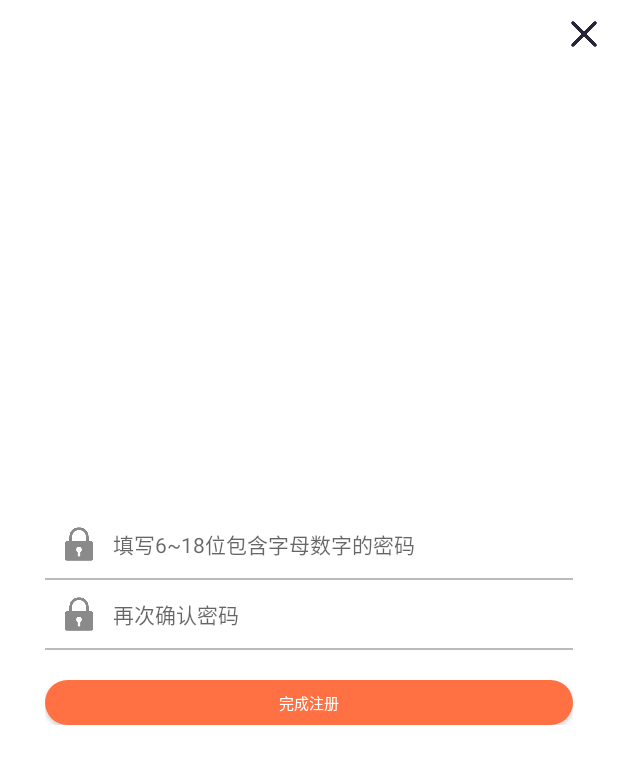
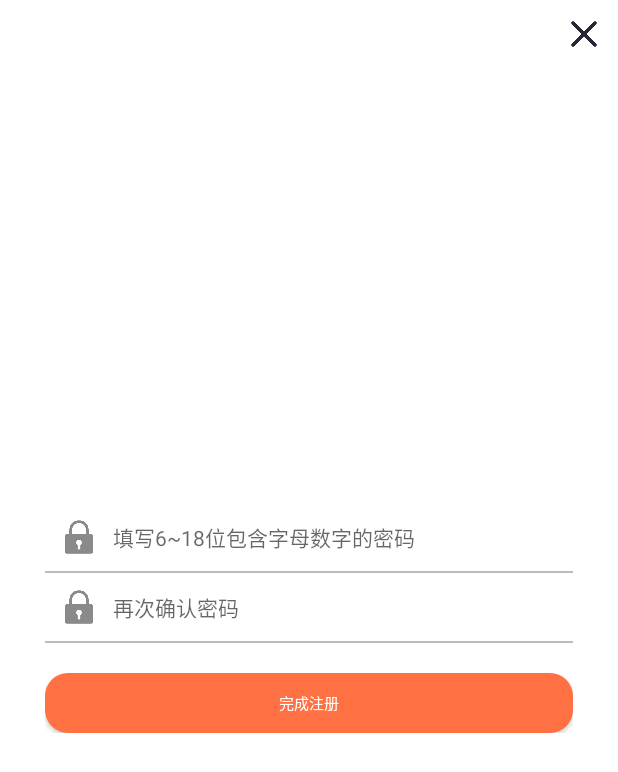
Before and after one commit to xiaoshi316/lilala, an Android app: the SetingPwdActivity screen opened directly, with no data from a screen before it, on a phone screen of 412 x 824 dp. Shown: the top 772 px of the screen. Run offline under Robolectric (Android 15) with nearby library versions, the phone set to English and light mode, and no system bars.

Commit message:
1、还原启动图标，需要重新切图

```diff
--- a/LiliLalaProject/app/src/main/AndroidManifest.xml
+++ b/LiliLalaProject/app/src/main/AndroidManifest.xml
@@ -16,7 +16,7 @@
     <application
         android:name=".LaLaAppaction"
         android:allowBackup="true"
-        android:icon="@mipmap/ic_launcher"
+        android:icon="@mipmap/lelelala"
         android:label="@string/app_name"
         android:supportsRtl="true"
         android:theme="@style/AppTheme">
--- a/LiliLalaProject/app/src/main/res/layout/activity_register.xml
+++ b/LiliLalaProject/app/src/main/res/layout/activity_register.xml
@@ -95,7 +95,8 @@
 
         <Button
             android:id="@+id/btn_next"
-            style="@style/WrapContent.WidthMatchParent"
+            android:layout_width="match_parent"
+            android:layout_height="40dp"
             android:layout_alignParentLeft="true"
             android:layout_below="@+id/line4"
             android:layout_marginEnd="@dimen/ten_dp"
@@ -108,7 +109,8 @@
 
         <Button
             android:id="@+id/btn_relogin"
-            style="@style/WrapContent.WidthMatchParent"
+            android:layout_width="match_parent"
+            android:layout_height="40dp"
             android:layout_alignParentLeft="true"
             android:layout_below="@+id/btn_next"
             android:layout_marginEnd="@dimen/ten_dp"
--- a/LiliLalaProject/app/src/main/res/layout/activity_seting_pwd.xml
+++ b/LiliLalaProject/app/src/main/res/layout/activity_seting_pwd.xml
@@ -82,14 +82,14 @@
 
         <Button
             android:id="@+id/btn_finish"
-            android:layout_width="fill_parent"
-            android:layout_height="30dp"
+            android:layout_width="match_parent"
+            android:layout_height="40dp"
             android:layout_alignParentLeft="true"
             android:layout_below="@+id/line6"
-            android:layout_marginTop="20dp"
+            android:layout_marginTop="@dimen/twenty_dp"
             android:background="@drawable/getcode_shape"
-            android:text="完成注册"
-            android:textColor="#FFF"
+            android:text="@string/str_finish"
+            android:textColor="@color/white_color"
             android:textSize="@dimen/ten_sp" />
     </RelativeLayout>
 
--- a/LiliLalaProject/app/src/main/res/values/strings.xml
+++ b/LiliLalaProject/app/src/main/res/values/strings.xml
@@ -30,4 +30,5 @@
     <string name="smssdk_key">1238163940198</string>
     <string name="hint_true_pwd">填写6~18位包含字母数字的密码</string>
     <string name="hint_align_pwd">再次确认密码</string>
+    <string name="str_finish">完成注册</string>
 </resources>
```
Also changed, not shown: LiliLalaProject/app/src/main/res/layout/activity_login.xml (+8 -2 lines), LiliLalaProject/app/src/main/res/mipmap-hdpi/ic_launcher.png, LiliLalaProject/app/src/main/res/mipmap-hdpi/lelelala.png (added), LiliLalaProject/app/src/main/res/mipmap-mdpi/ic_launcher.png, LiliLalaProject/app/src/main/res/mipmap-xhdpi/ic_launcher.png, LiliLalaProject/app/src/main/res/mipmap-xxhdpi/ic_launcher.png, LiliLalaProject/app/src/main/res/mipmap-xxxhdpi/ic_launcher.png.
